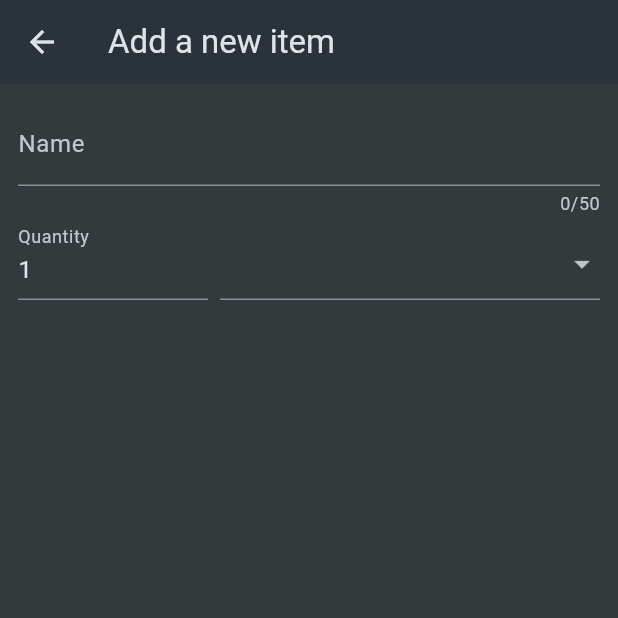
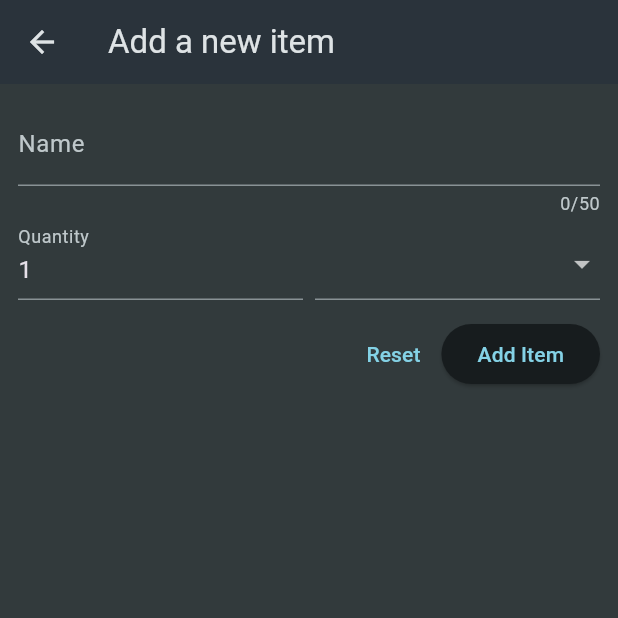
Before and after one commit to kotomoto/shopping-list-flutter, a Flutter app: the NewItem screen opened directly, on a phone screen of 412 x 824 dp, the top half of it. Run offline on Flutter 3.47's test engine with Material 3 defaults, Android fonts, the phone set to English and light mode, and no system bars.

Commit message:
Add buttons and validation to the form

```diff
--- a/lib/widgets/new_item.dart
+++ b/lib/widgets/new_item.dart
@@ -11,6 +11,12 @@ class NewItem extends StatefulWidget {
 }
 
 class _NewItemState extends State<NewItem> {
+  final _formKey = GlobalKey<FormState>();
+
+  void _saveItem() {
+    _formKey.currentState!.validate();
+  }
+
   @override
   Widget build(BuildContext context) {
     return Scaffold(
@@ -20,6 +26,7 @@ class _NewItemState extends State<NewItem> {
       body: Padding(
         padding: const EdgeInsets.all(12),
         child: Form(
+          key: _formKey,
           child: Column(
             children: [
               TextFormField(
@@ -28,7 +35,13 @@ class _NewItemState extends State<NewItem> {
                   label: Text('Name'),
                 ),
                 validator: (value) {
-                  return 'Demo...';
+                  if (value == null ||
+                      value.isEmpty ||
+                      value.trim().length <= 1 ||
+                      value.trim().length > 50) {
+                    return 'Must be between 1 and 50 characters';
+                  }
+                  return null;
                 },
               ),
               Row(
@@ -40,12 +53,22 @@ class _NewItemState extends State<NewItem> {
                       decoration: const InputDecoration(
                         label: Text('Quantity'),
                       ),
+                      keyboardType: TextInputType.number,
                       initialValue: '1',
+                        validator: (value) {
+                          if (value == null ||
+                              value.isEmpty ||
+                              int.tryParse(value) == null ||
+                              int.tryParse(value)! <= 0) {
+                            return 'Must be a valid, positive number';
+                          }
+                          return null;
+                        }
                     ),
                   ),
                   const SizedBox(width: 8),
                   Expanded(
-                    flex: 2,
+                    flex: 1,
                     child: DropdownButtonFormField(
                       items: [
                         for (final category in categories.entries)
@@ -68,6 +91,20 @@ class _NewItemState extends State<NewItem> {
                     ),
                   )
                 ],
+              ),
+              const SizedBox(height: 12),
+              Row(
+                mainAxisAlignment: MainAxisAlignment.end,
+                children: [
+                  TextButton(
+                    onPressed: () {},
+                    child: const Text('Reset'),
+                  ),
+                  ElevatedButton(
+                    onPressed: _saveItem,
+                    child: const Text('Add Item'),
+                  ),
+                ],
               )
             ],
           ),
```
